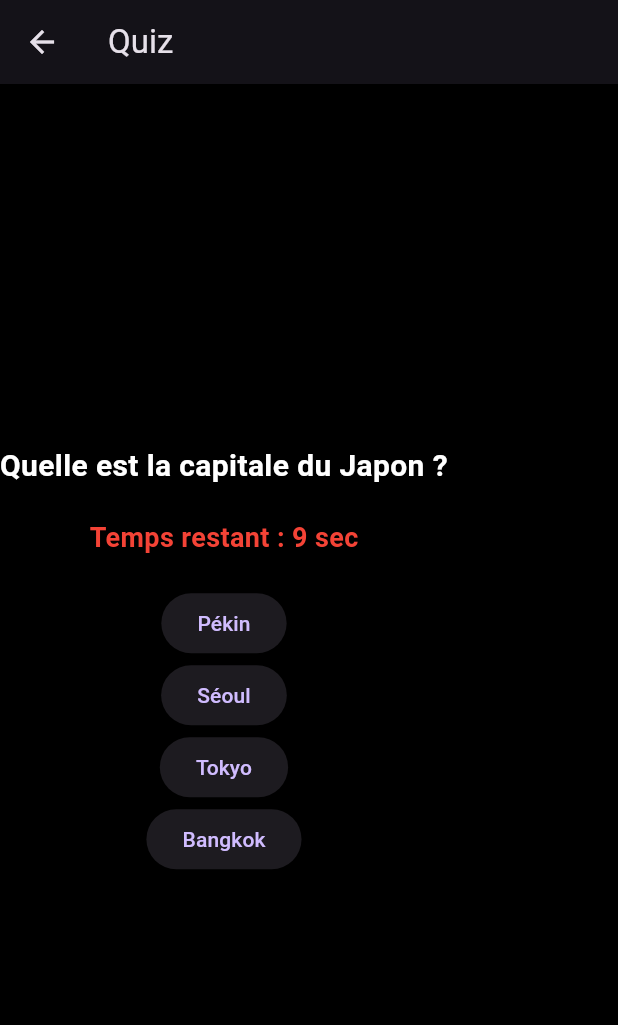
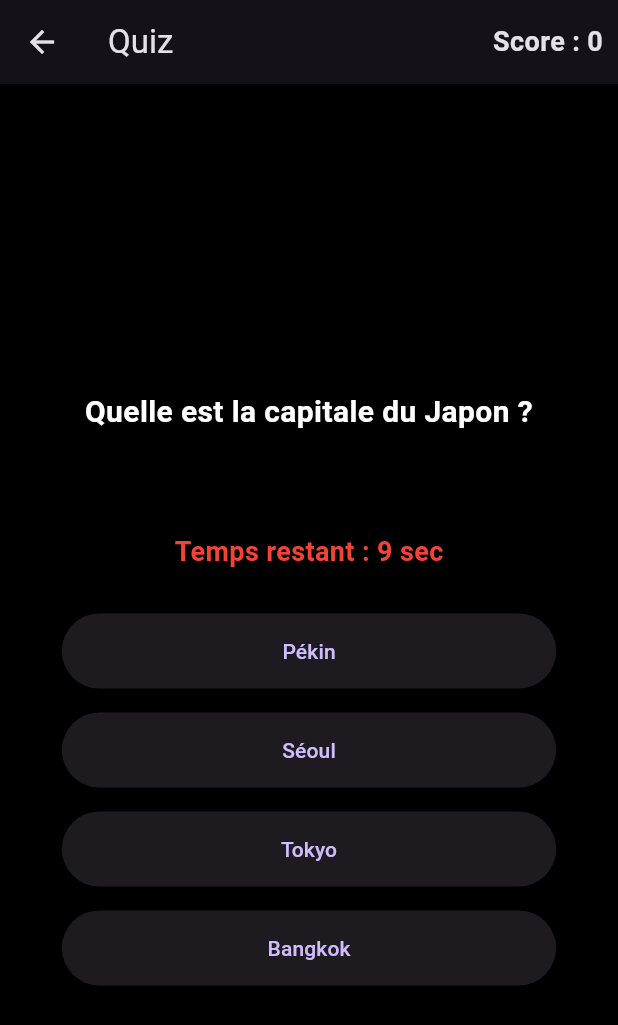
Before and after one commit to MachQuatre/Supa_Quiz, a Flutter app: the QuizScreen screen opened by its route, after a tap on "Atlantique", on a phone screen of 412 x 824 dp. Shown: the top 1025 px of the screen. Run offline on Flutter 3.47's test engine with Material 3 defaults, Android fonts, the phone set to English and light mode, and no system bars; our stand-ins replace file_picker, fl_chart.

Commit message:
[FIX] Score compté et User interface statique.

```diff
--- a/frontend/flutter/supa_quizz_app/lib/features/quiz/controllers/quiz_controller.dart
+++ b/frontend/flutter/supa_quizz_app/lib/features/quiz/controllers/quiz_controller.dart
@@ -2,20 +2,28 @@ import '../../../core/models/question_model.dart';
 
 class QuizController {
   int currentQuestionIndex = 0;
+  int score = 0;
   bool quizFinished = false;
 
   Question get currentQuestion => questionsMock[currentQuestionIndex];
 
-  void nextQuestion() {
+  void nextQuestion(int selectedAnswerIndex) {
+    if (selectedAnswerIndex != -1 &&
+        selectedAnswerIndex == currentQuestion.correctAnswerIndex) {
+      score += 100; // Ajouter des points si bonne réponse
+    }
+
     if (currentQuestionIndex < questionsMock.length - 1) {
       currentQuestionIndex++;
     } else {
-      quizFinished = true; // Le quiz est terminé
+      quizFinished =
+          true; // Forcer la fin du quiz si c'était la dernière question
     }
   }
 
   void resetQuiz() {
     currentQuestionIndex = 0;
+    score = 0;
     quizFinished = false;
   }
 }
--- a/frontend/flutter/supa_quizz_app/lib/features/quiz/screens/quiz_screen.dart
+++ b/frontend/flutter/supa_quizz_app/lib/features/quiz/screens/quiz_screen.dart
@@ -9,21 +9,18 @@ class QuizScreen extends StatefulWidget {
 
 class _QuizScreenState extends State<QuizScreen> {
   final QuizController _quizController = QuizController();
-  int questionKey = 0; // Ajout d'une clé pour forcer le reset du Timer
+  int questionKey = 0; // Déclencheur pour réinitialiser le timer
 
-  void _goToNextQuestion() {
+  void _goToNextQuestion(int selectedAnswerIndex) {
     setState(() {
-      if (!_quizController.quizFinished) {
-        _quizController.nextQuestion();
-        questionKey++; // Change la clé pour réinitialiser le Timer
-      }
-    });
+      _quizController.nextQuestion(selectedAnswerIndex);
+
+      // Si le quiz est terminé, recharger l'écran pour afficher l'écran de fin
+      if (_quizController.quizFinished) {
+        return;
       }
 
-  void _restartQuiz() {
-    setState(() {
-      _quizController.resetQuiz();
-      questionKey = 0; // Réinitialiser la clé du Timer
+      questionKey++; // Change la clé pour réinitialiser le Timer
     });
   }
 
@@ -37,14 +34,33 @@ class _QuizScreenState extends State<QuizScreen> {
             mainAxisAlignment: MainAxisAlignment.center,
             children: [
               Text(
-                "Bravo ! Tu as terminé le quiz ! 🎉",
+                "Bravo ! Tu as terminé le quiz 🎉",
                 style: TextStyle(fontSize: 22, fontWeight: FontWeight.bold),
                 textAlign: TextAlign.center,
               ),
               SizedBox(height: 20),
+              Text(
+                "Score final : ${_quizController.score} points",
+                style: TextStyle(
+                    fontSize: 18,
+                    color: Colors.green,
+                    fontWeight: FontWeight.bold),
+              ),
+              SizedBox(height: 20),
               ElevatedButton(
-                onPressed: _restartQuiz,
+                onPressed: () {
+                  setState(() {
+                    _quizController.resetQuiz();
+                    questionKey = 0;
+                  });
+                },
                 child: Text("Recommencer"),
+              ),
+              SizedBox(height: 10),
+              ElevatedButton(
+                onPressed: () => Navigator.pop(context),
+                style: ElevatedButton.styleFrom(backgroundColor: Colors.grey),
+                child: Text("Retour à l'accueil"),
               ),
             ],
           ),
@@ -55,25 +71,65 @@ class _QuizScreenState extends State<QuizScreen> {
     var question = _quizController.currentQuestion;
 
     return Scaffold(
-      appBar: AppBar(title: Text("Quiz")),
-      body: Column(
+      appBar: AppBar(
+        title: Text("Quiz"),
+        actions: [
+          Padding(
+            padding: const EdgeInsets.all(10.0),
+            child: Text(
+              "Score : ${_quizController.score}",
+              style: TextStyle(fontSize: 18, fontWeight: FontWeight.bold),
+            ),
+          ),
+        ],
+      ),
+      body: Center(
+        child: Column(
           mainAxisAlignment: MainAxisAlignment.center,
           children: [
-          Text(
+            Container(
+              width: MediaQuery.of(context).size.width * 0.8,
+              height: 120,
+              alignment: Alignment.center,
+              child: Text(
                 question.question,
                 style: TextStyle(fontSize: 20, fontWeight: FontWeight.bold),
                 textAlign: TextAlign.center,
               ),
+            ),
             SizedBox(height: 20),
-          TimerWidget(onTimeUp: _goToNextQuestion, keyTrigger: questionKey),
+            TimerWidget(
+              onTimeUp: () {
+                setState(() {
+                  _quizController.nextQuestion(-1);
+                  if (_quizController.quizFinished) {
+                    return;
+                  }
+                  questionKey++;
+                });
+              },
+              keyTrigger: questionKey,
+            ),
             SizedBox(height: 20),
-          ...List.generate(question.options.length, (index) {
-            return ElevatedButton(
-              onPressed: _goToNextQuestion,
+            SizedBox(
+              width: MediaQuery.of(context).size.width * 0.8,
+              child: Column(
+                children: List.generate(question.options.length, (index) {
+                  return Padding(
+                    padding: const EdgeInsets.symmetric(vertical: 8.0),
+                    child: ElevatedButton(
+                      style: ElevatedButton.styleFrom(
+                        minimumSize: Size(double.infinity, 50),
+                      ),
+                      onPressed: () => _goToNextQuestion(index),
                       child: Text(question.options[index]),
+                    ),
                   );
                 }),
+              ),
+            ),
           ],
+        ),
       ),
     );
   }
```
Lines whose indentation alone changed are shown as unchanged.
